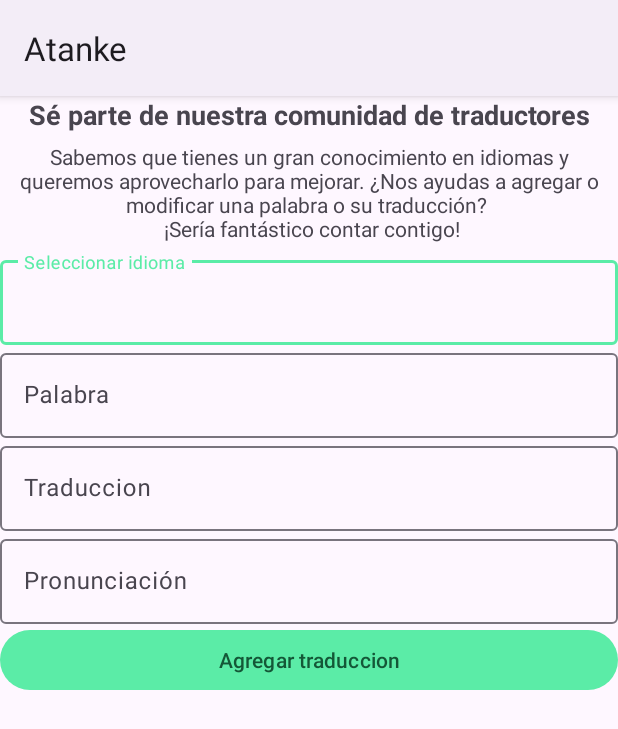
After one commit to jhhonr144/Atanke, an Android app: the SugerirTraduccion screen opened directly, with no data from a screen before it, on a phone screen of 412 x 824 dp. The commit adds this screen. Shown: the top 729 px of the screen. Run offline under Robolectric (Android 15) with nearby library versions, the phone set to English and light mode, and no system bars.

Commit message:
Se agrega Traduccion de palabras, funcion basica

```diff
--- a/app/src/main/java/com/example/atanke/MainActivity.java
+++ b/app/src/main/java/com/example/atanke/MainActivity.java
@@ -4,6 +4,8 @@ import android.content.Intent;
 import android.os.Bundle;
 import android.os.Handler;
 
+import com.example.atanke.ui.login.Login;
+import com.example.atanke.ui.sugerirtraduccion.SugerirTraduccion;
 import com.google.android.material.bottomnavigation.BottomNavigationView;
 
 import androidx.appcompat.app.AppCompatActivity;
--- /dev/null
+++ b/app/src/main/java/com/example/atanke/ui/sugerirtraduccion/SugerirTraduccion.java
@@ -0,0 +1,46 @@
+package com.example.atanke.ui.sugerirtraduccion;
+
+import androidx.appcompat.app.AppCompatActivity;
+
+import android.content.DialogInterface;
+import android.os.Bundle;
+import android.widget.AutoCompleteTextView;
+
+import com.example.atanke.R;
+import com.google.android.material.dialog.MaterialAlertDialogBuilder;
+
+public class SugerirTraduccion extends AppCompatActivity {
+    AutoCompleteTextView idiomas;
+    @Override
+    protected void onCreate(Bundle savedInstanceState) {
+        super.onCreate(savedInstanceState);
+        setContentView(R.layout.sugerir_palabra_activity);
+    }
+
+    public void mensaje(){
+        new MaterialAlertDialogBuilder(this)
+                .setTitle("¡Ups, parece que necesitas iniciar sesión!")
+                .setMessage("Para acceder a esta función, debes iniciar sesión o crear una cuenta. ¡No te preocupes, es muy fácil!")
+                .setPositiveButton("Iniciar sesión", new DialogInterface.OnClickListener() {
+                    @Override
+                    public void onClick(DialogInterface dialogInterface, int i) {
+
+
+
+                    }
+                })
+                .setNegativeButton("Registrarse", new DialogInterface.OnClickListener() {
+                    @Override
+                    public void onClick(DialogInterface dialogInterface, int i) {
+                        // Aquí va el código para abrir la pantalla de registro
+                    }
+                })
+                .setNeutralButton("Cancelar", new DialogInterface.OnClickListener() {
+                    @Override
+                    public void onClick(DialogInterface dialogInterface, int i) {
+
+                    }
+                })
+                .show();
+    }
+}
--- /dev/null
+++ b/app/src/main/res/layout/sugerir_palabra_activity.xml
@@ -0,0 +1,81 @@
+<?xml version="1.0" encoding="utf-8"?>
+<LinearLayout xmlns:android="http://schemas.android.com/apk/res/android"
+    xmlns:app="http://schemas.android.com/apk/res-auto"
+    xmlns:tools="http://schemas.android.com/tools"
+    android:layout_width="match_parent"
+    android:layout_height="match_parent"
+    tools:context=".ui.sugerirtraduccion.SugerirTraduccion">
+
+    <LinearLayout
+        android:layout_width="match_parent"
+        android:layout_height="match_parent"
+        android:orientation="vertical"
+        app:layout_constraintBottom_toBottomOf="parent"
+        app:layout_constraintEnd_toEndOf="parent"
+        app:layout_constraintStart_toStartOf="parent"
+        app:layout_constraintTop_toTopOf="parent">
+
+        <TextView
+            android:id="@+id/textView3"
+            android:layout_width="match_parent"
+            android:layout_height="wrap_content"
+            android:gravity="center"
+            android:text="@string/nuestra_comunidad"
+            android:textSize="18sp"
+            android:textStyle="bold" />
+
+        <TextView
+            android:id="@+id/textView4"
+            android:layout_width="match_parent"
+            android:layout_height="79dp"
+            android:gravity="center"
+            android:text="Sabemos que tienes un gran conocimiento en idiomas y queremos aprovecharlo para mejorar. ¿Nos ayudas a agregar o modificar una palabra o su traducción? \n ¡Sería fantástico contar contigo!" />
+
+        <com.google.android.material.textfield.TextInputLayout
+            android:layout_width="match_parent"
+            android:layout_height="wrap_content">
+
+            <com.google.android.material.textfield.TextInputEditText
+                android:layout_width="match_parent"
+                android:layout_height="wrap_content"
+                android:hint="@string/seleccionar_idioma" />
+        </com.google.android.material.textfield.TextInputLayout>
+
+        <com.google.android.material.textfield.TextInputLayout
+            android:layout_width="match_parent"
+            android:layout_height="wrap_content">
+
+            <com.google.android.material.textfield.TextInputEditText
+                android:layout_width="match_parent"
+                android:layout_height="wrap_content"
+                android:hint="@string/palabra" />
+        </com.google.android.material.textfield.TextInputLayout>
+        <com.google.android.material.textfield.TextInputLayout
+            android:layout_width="match_parent"
+            android:layout_height="wrap_content">
+
+            <com.google.android.material.textfield.TextInputEditText
+                android:layout_width="match_parent"
+                android:layout_height="wrap_content"
+                android:hint="@string/traduccionn" />
+        </com.google.android.material.textfield.TextInputLayout>
+
+        <com.google.android.material.textfield.TextInputLayout
+            android:layout_width="match_parent"
+            android:layout_height="wrap_content">
+
+            <com.google.android.material.textfield.TextInputEditText
+                android:layout_width="match_parent"
+                android:layout_height="wrap_content"
+                android:hint="@string/pronunciaci_n" />
+        </com.google.android.material.textfield.TextInputLayout>
+
+        <Button
+            android:id="@+id/button2"
+            android:layout_width="match_parent"
+            android:layout_height="wrap_content"
+            android:text="@string/agregar_traduccion" />
+
+
+    </LinearLayout>
+</LinearLayout>
--- a/app/src/main/res/navigation/mobile_navigation.xml
+++ b/app/src/main/res/navigation/mobile_navigation.xml
@@ -19,7 +19,7 @@
 
     <fragment
         android:id="@+id/navigation_traductor"
-        android:name="com.example.atanke.ui.traductor.NotificationsFragment"
-        android:label="@string/title_notifications"
+        android:name="com.example.atanke.ui.traductor.TraduccionFragment"
+        android:label="@string/traductorr"
         tools:layout="@layout/traductor_fragment" />
 </navigation>
--- a/app/src/main/res/values-night/strings.xml
+++ b/app/src/main/res/values-night/strings.xml
@@ -8,4 +8,10 @@
     <string name="Espanol">Español</string>
     <string name="kankuamo">Kankuamo</string>
     <string name="traduccion">Traduccion...</string>
+    <string name="sugerir_traduccion">Sugerir traduccion</string>
+    <string name="agregar_traduccion">Agregar traduccion</string>
+    <string name="traductorr">Traductor</string>
+    <string name="palabra">Palabra</string>
+    <string name="pronunciaci_n">Pronunciación</string>
+    <string name="nuestra_comunidad">Sé parte de nuestra comunidad de traductores</string>
 </resources>
--- a/app/src/main/res/values-night/themes.xml
+++ b/app/src/main/res/values-night/themes.xml
@@ -1,6 +1,7 @@
 <resources xmlns:tools="http://schemas.android.com/tools">
     <!-- Base application theme. -->
-    <style name="Theme.Atanke" parent="Theme.MaterialComponents.DayNight.DarkActionBar">
+    <style name="Theme.Atanke" parent="Theme.Material3.Dark">
+        <item name="motionEasingStandard">@android:interpolator/fast_out_slow_in</item>
         <!-- Primary brand color. -->
         <item name="colorPrimary">@color/purple_200</item>
         <item name="colorPrimaryVariant">@color/purple_700</item>
--- a/app/src/main/res/values/strings.xml
+++ b/app/src/main/res/values/strings.xml
@@ -20,4 +20,12 @@
     <string name="ingresarTexto">Ingresar texto...</string>
     <string name="traduccion">Traduccion...</string>
     <string name="cambiarIdioma">Cambiar Idioma</string>
+    <string name="sugerir_traduccion">Sugerir traduccion</string>
+    <string name="agregar_traduccion">Agregar traduccion</string>
+    <string name="traductorr">Traductor</string>
+    <string name="seleccionar_idioma">Seleccionar idioma</string>
+    <string name="traduccionn">Traduccion</string>
+    <string name="palabra">Palabra</string>
+    <string name="pronunciaci_n">Pronunciación</string>
+    <string name="nuestra_comunidad">Sé parte de nuestra comunidad de traductores</string>
 </resources>
--- a/app/src/main/res/values/themes.xml
+++ b/app/src/main/res/values/themes.xml
@@ -1,6 +1,7 @@
 <resources xmlns:tools="http://schemas.android.com/tools">
     <!-- Base application theme. -->
-    <style name="Theme.Atanke" parent="Theme.MaterialComponents.DayNight.DarkActionBar">
+    <style name="Theme.Atanke" parent="Theme.Material3.DayNight">
+        <item name="motionEasingStandard">@android:interpolator/decelerate_cubic</item>
         <!-- Primary brand color. -->
         <item name="colorPrimary">#5BECA7</item>
         <item name="colorPrimaryVariant">#32865D</item>
```
Also changed, not shown: app/build.gradle (+8 -7 lines), app/src/main/AndroidManifest.xml (+12 -3 lines), app/src/main/java/com/example/atanke/ui/traductor/OptionsBottomSheet.java (added, +66 -0 lines), app/src/main/java/com/example/atanke/ui/traductor/TraduccionFragment.java (renamed from app/src/main/java/com/example/atanke/ui/traductor/NotificationsFragment.java, +29 -9 lines), app/src/main/res/layout/menu_inferior_opciones.xml (added, +21 -0 lines), app/src/main/res/layout/traductor_fragment.xml (+6 -2 lines).
